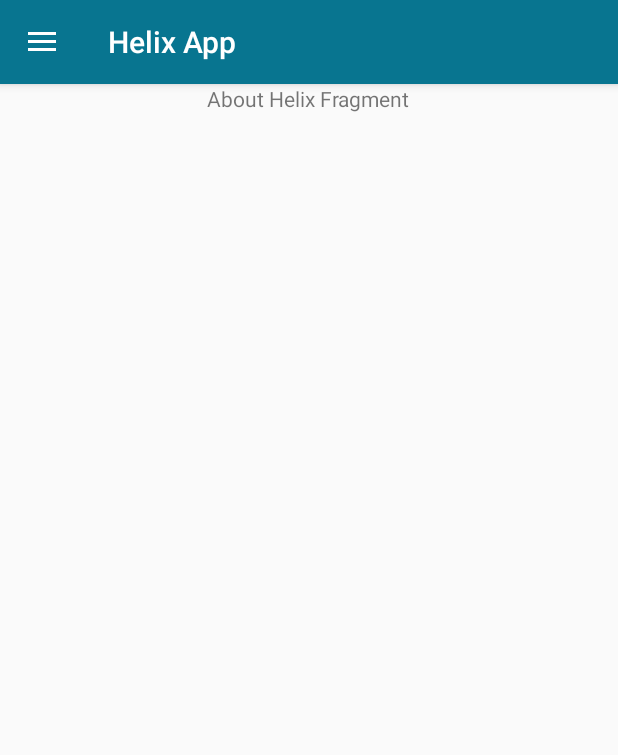
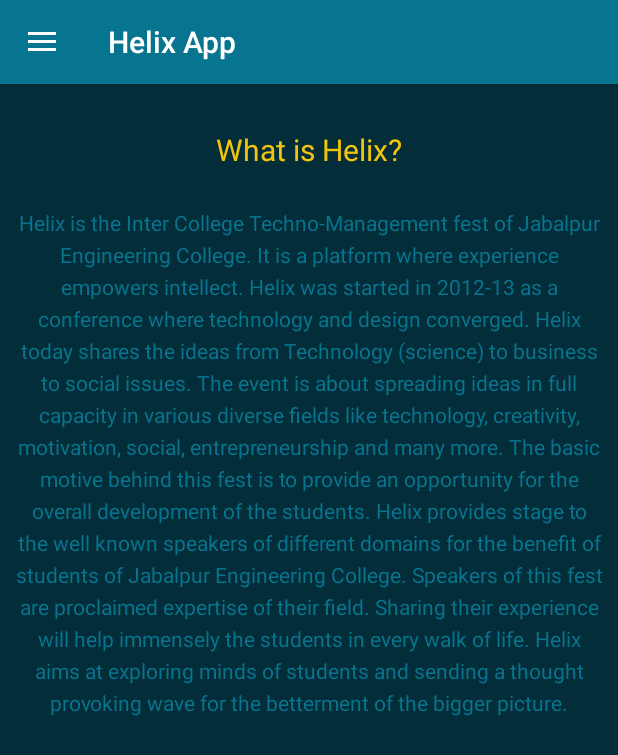
Before and after one commit to 3Thiago/Helix-App-2016, an Android app: the screen it shows after launch (MainActivity), in the side drawer, after a tap on "What is Helix?", on a phone screen of 412 x 824 dp. Shown: the top 755 px of the screen. Run offline under Robolectric (Android 15) with nearby library versions, the light colour scheme and no system bars.

Commit message:
Add about Helix.

```diff
--- a/app/src/main/res/layout/fragment_helix.xml
+++ b/app/src/main/res/layout/fragment_helix.xml
@@ -1,13 +1,47 @@
 <?xml version="1.0" encoding="utf-8"?>
-<LinearLayout xmlns:android="http://schemas.android.com/apk/res/android"
+
+
+<LinearLayout
+    android:layout_height="match_parent"
+    android:layout_width="match_parent"
+    android:background="@color/colorPrimaryDark"
+    xmlns:android="http://schemas.android.com/apk/res/android">
+
+<ScrollView
+    android:layout_height="wrap_content"
+    android:layout_width="match_parent"
+    xmlns:android="http://schemas.android.com/apk/res/android">
+
+<LinearLayout
     android:orientation="vertical" android:layout_width="match_parent"
-    android:layout_height="match_parent">
+    android:layout_height="wrap_content"
+    android:background="@color/colorPrimaryDark"
+    android:padding="10dp"
+    >
 
     <TextView
         android:layout_width="wrap_content"
         android:layout_height="wrap_content"
-        android:text="About Helix Fragment"
-        android:layout_gravity="center"
+        android:layout_gravity="center_horizontal"
+        android:text="What is Helix?"
+        android:textColor="@color/colorAccent"
+        android:textSize="9pt"
+        android:layout_marginTop="20dp"
+        android:layout_marginBottom="25dp"
         />
 
+    <TextView
+        android:layout_width="wrap_content"
+        android:layout_height="wrap_content"
+        android:gravity="center"
+        android:lineSpacingExtra="5dp"
+        android:text="@string/helix_about"
+        android:textColor="@color/colorPrimary"
+        android:layout_marginBottom="20dp"
+        />
+
+
 </LinearLayout>
+
+</ScrollView>
+</LinearLayout>
--- a/app/src/main/res/values/strings.xml
+++ b/app/src/main/res/values/strings.xml
@@ -3,6 +3,12 @@
 
     <string name="navigation_drawer_open">Open navigation drawer</string>
     <string name="navigation_drawer_close">Close navigation drawer</string>
+    <string name="action_settings">Settings</string>
+    <string name="helix_about">Helix is the Inter College Techno-Management fest of Jabalpur Engineering College. It is a platform where experience empowers intellect. Helix was started in 2012-13 as a conference where technology and design converged. Helix today shares the ideas from Technology (science) to business to social issues.
 
-    <string name="action_settings">Settings</string>
+The event is about spreading ideas in full capacity in various diverse fields like technology, creativity, motivation, social, entrepreneurship and many more. The basic motive behind this fest is to provide an opportunity for the overall development of the students.
+
+Helix provides stage to the well known speakers of different domains for the benefit of students of Jabalpur Engineering College. Speakers of this fest are proclaimed expertise of their field. Sharing their experience will help immensely the students in every walk of life.
+
+Helix aims at exploring minds of students and sending a thought provoking wave for the betterment of the bigger picture.</string>
 </resources>
```
